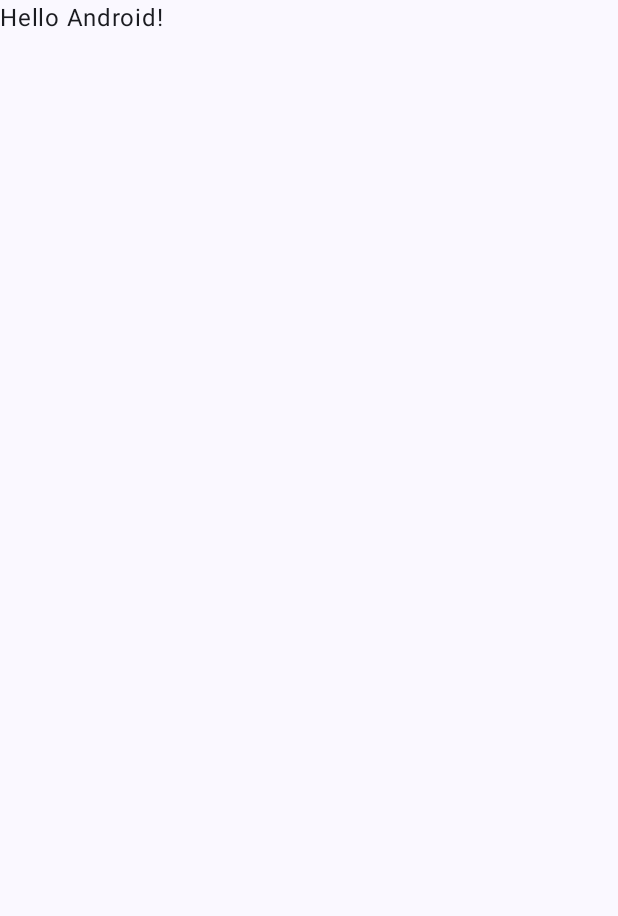
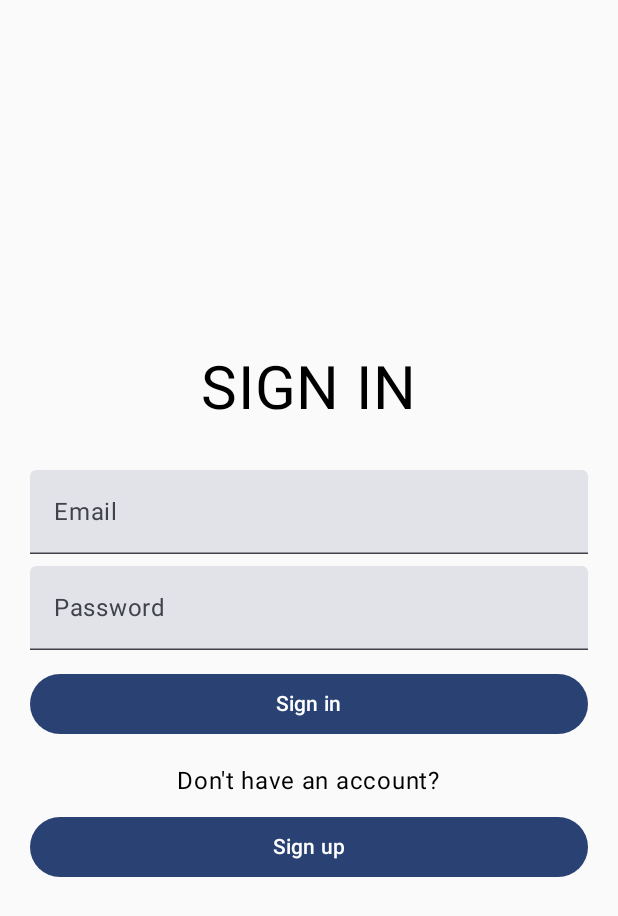
Before and after one commit to kiran4221/PrimeNews, an Android app built with Jetpack Compose: the screen it shows after launch (MainActivity), on a phone screen of 412 x 824 dp. Before the commit the part shown is almost empty. Shown: the top 916 px of the screen. Run offline under Robolectric (Android 15) with nearby library versions, the phone set to English and light mode, and no system bars; our stand-ins replace Firebase (no records; nobody signed in at launch, a user with empty details on screens opened directly).

Commit message:
Added Authentication pages that creates Users and sign in too

```diff
--- a/app/src/main/java/com/cstp2205/primenews/MainActivity.kt
+++ b/app/src/main/java/com/cstp2205/primenews/MainActivity.kt
@@ -9,9 +9,17 @@ import androidx.compose.foundation.layout.padding
 import androidx.compose.material3.Scaffold
 import androidx.compose.material3.Text
 import androidx.compose.runtime.Composable
+import androidx.compose.runtime.mutableStateOf
+import androidx.compose.runtime.getValue
+import androidx.compose.runtime.setValue
+import androidx.compose.runtime.remember
 import androidx.compose.ui.Modifier
 import androidx.compose.ui.tooling.preview.Preview
+import com.cstp2205.primenews.ui.screens.auth.SignInScreen
+import com.cstp2205.primenews.ui.screens.auth.SignUpScreen
+import com.cstp2205.primenews.ui.screens.news.NewsScreen
 import com.cstp2205.primenews.ui.theme.PrimeNewsTheme
+import com.google.firebase.auth.ActionCodeUrl
 
 class MainActivity : ComponentActivity() {
     override fun onCreate(savedInstanceState: Bundle?) {
@@ -19,29 +27,39 @@ class MainActivity : ComponentActivity() {
         enableEdgeToEdge()
         setContent {
             PrimeNewsTheme {
-                Scaffold(modifier = Modifier.fillMaxSize()) { innerPadding ->
-                    Greeting(
-                        name = "Android",
-                        modifier = Modifier.padding(innerPadding)
-                    )
-                }
+                    PrimeNewsApp()
             }
         }
     }
 }
 
 @Composable
-fun Greeting(name: String, modifier: Modifier = Modifier) {
-    Text(
-        text = "Hello $name!",
-        modifier = modifier
-    )
+fun PrimeNewsApp() {
+
+   var currentScreen by remember { mutableStateOf("signIn")}
+
+    when (currentScreen) {
+        "signIn" -> SignInScreen(
+            onSignInSuccess = {currentScreen = "newsScreen"},
+            onNavigateToSignUp = {currentScreen = "signUp"}
+        )
+
+        "signUp" -> SignUpScreen(
+            onSignUpSuccess = {currentScreen = "newsScreen"},
+            onNavigateToSignIn = {currentScreen = "signIn"}
+        )
+
+        /*"newsScreen" -> NewsScreen(
+            onSignOut = { currentScreen = "signIn"}
+        )*/
+    }
 }
+
 
 @Preview(showBackground = true)
 @Composable
 fun GreetingPreview() {
     PrimeNewsTheme {
-        Greeting("Android")
+        PrimeNewsApp()
     }
 }
--- /dev/null
+++ b/app/src/main/java/com/cstp2205/primenews/data/local/AppDatabase.kt
@@ -0,0 +1 @@
+package com.cstp2205.primenews.data.local
--- /dev/null
+++ b/app/src/main/java/com/cstp2205/primenews/data/model/Article.kt
@@ -0,0 +1 @@
+package com.cstp2205.primenews.data.model
--- /dev/null
+++ b/app/src/main/java/com/cstp2205/primenews/data/remote/NewsApiService.kt
@@ -0,0 +1 @@
+package com.cstp2205.primenews.data.remote
--- /dev/null
+++ b/app/src/main/java/com/cstp2205/primenews/data/repository/NewsRepository.kt
@@ -0,0 +1 @@
+package com.cstp2205.primenews.data.repository
--- /dev/null
+++ b/app/src/main/java/com/cstp2205/primenews/ui/screens/auth/SignInPage.kt
@@ -0,0 +1,73 @@
+package com.cstp2205.primenews.ui.screens.auth
+
+import androidx.compose.foundation.layout.*
+import androidx.compose.material3.Button
+import androidx.compose.material3.Text
+import androidx.compose.material3.TextField
+import androidx.compose.runtime.*
+import androidx.compose.ui.Alignment
+import androidx.compose.ui.Modifier
+import androidx.compose.ui.unit.dp
+import androidx.compose.ui.unit.sp
+import com.cstp2205.primenews.ui.viewmodel.AuthViewModel
+import androidx.lifecycle.viewmodel.compose.viewModel
+import kotlinx.coroutines.launch
+
+@Composable
+fun SignInScreen(
+    onSignInSuccess: () -> Unit,
+    onNavigateToSignUp: () -> Unit
+) {
+    val authViewModel: AuthViewModel = viewModel()
+    val coroutineScope = rememberCoroutineScope()
+
+    Column(
+        modifier = Modifier
+            .fillMaxSize()
+            .padding(20.dp),
+        horizontalAlignment = Alignment.CenterHorizontally,
+        verticalArrangement = Arrangement.Center
+    ) {
+        Text(text = "SIGN IN", fontSize = 40.sp)
+        Spacer(modifier = Modifier.size(30.dp))
+
+        TextField(
+            value = authViewModel.userEmail,
+            onValueChange = { authViewModel.userEmail = it },
+            placeholder = { Text("Email") },
+            modifier = Modifier.fillMaxWidth()
+        )
+        Spacer(modifier = Modifier.size(8.dp))
+
+        TextField(
+            value = authViewModel.userPassword,
+            onValueChange = { authViewModel.userPassword = it },
+            placeholder = { Text("Password") },
+            modifier = Modifier.fillMaxWidth()
+        )
+        Spacer(modifier = Modifier.size(12.dp))
+
+        authViewModel.errorMessage?.let { error ->
+            Text(text = error)
+            Spacer(modifier = Modifier.size(8.dp))
+        }
+
+        Button(onClick = {
+            coroutineScope.launch {
+                val success = authViewModel.signIn()
+                if (success) {
+                    onSignInSuccess()
+                }
+            }
+        }, modifier = Modifier.fillMaxWidth()) {
+            Text("Sign in")
+        }
+
+        Spacer(modifier = Modifier.size(15.dp))
+        Text("Don't have an account?")
+        Spacer(modifier = Modifier.size(8.dp))
+        Button(onClick = { onNavigateToSignUp() }, modifier = Modifier.fillMaxWidth()) {
+            Text("Sign up")
+        }
+    }
+}
--- /dev/null
+++ b/app/src/main/java/com/cstp2205/primenews/ui/screens/favourites/FavouritesScreen.kt
@@ -0,0 +1 @@
+package com.cstp2205.primenews.ui.screens.favourites
--- /dev/null
+++ b/app/src/main/java/com/cstp2205/primenews/ui/screens/news/ArticleDetailsScreen.kt
@@ -0,0 +1 @@
+package com.cstp2205.primenews.ui.screens.news
--- /dev/null
+++ b/app/src/main/java/com/cstp2205/primenews/ui/screens/profile/ProfileScreen.kt
@@ -0,0 +1 @@
+package com.cstp2205.primenews.ui.screens.profile
--- a/app/src/main/res/values/themes.xml
+++ b/app/src/main/res/values/themes.xml
@@ -1,5 +1,5 @@
 <?xml version="1.0" encoding="utf-8"?>
-<resources>
+<resources >
 
     <style name="Theme.PrimeNews" parent="android:Theme.Material.Light.NoActionBar" />
 </resources>
--- a/build.gradle.kts
+++ b/build.gradle.kts
@@ -5,5 +5,4 @@ plugins {
     alias(libs.plugins.kotlin.compose) apply false
     // Add the dependency for the Google services Gradle plugin
     id("com.google.gms.google-services") version "4.4.2" apply false
-
 }
```
Also changed, not shown: app/build.gradle.kts (+12 -1 lines), app/src/main/java/com/cstp2205/primenews/ui/screens/auth/SignUpPage.kt (added, +85 -0 lines), app/src/main/java/com/cstp2205/primenews/ui/screens/news/NewsScreen.kt (added, +8 -0 lines), app/src/main/java/com/cstp2205/primenews/ui/viewmodel/AuthViewModel.kt (added, +77 -0 lines), app/src/main/java/com/cstp2205/primenews/data/local/ArticleDao.kt (added).
